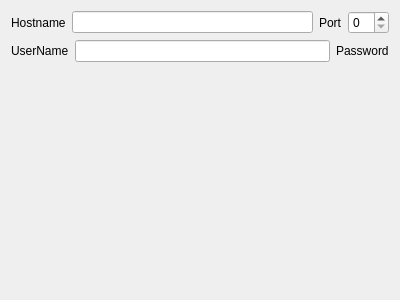
The window that src/sessionoptions/sessionoptionsssh2properties.ui (QQxiaoming/quardCRT) describes before a commit, drawn with Qt 5.
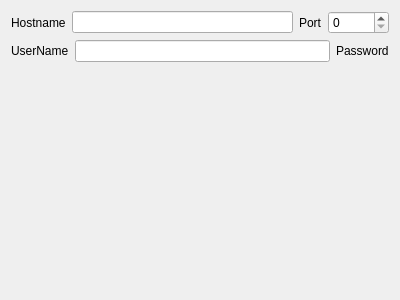
The same window after the commit.

```diff
--- a/src/sessionoptions/sessionoptionsssh2properties.ui
+++ b/src/sessionoptions/sessionoptionsssh2properties.ui
@@ -43,7 +43,11 @@
       </widget>
      </item>
      <item>
-      <widget class="QSpinBox" name="spinBoxPort"/>
+      <widget class="QSpinBox" name="spinBoxPort">
+       <property name="maximum">
+        <number>65535</number>
+       </property>
+      </widget>
      </item>
     </layout>
    </item>
```
